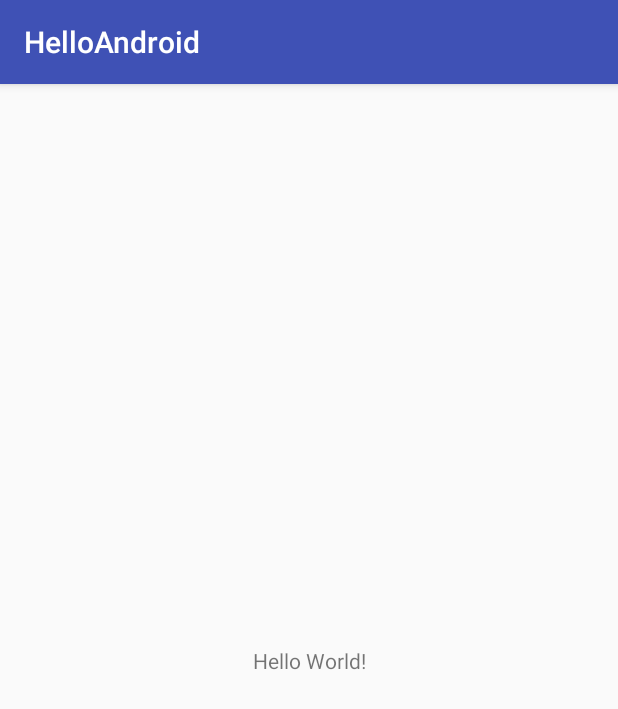
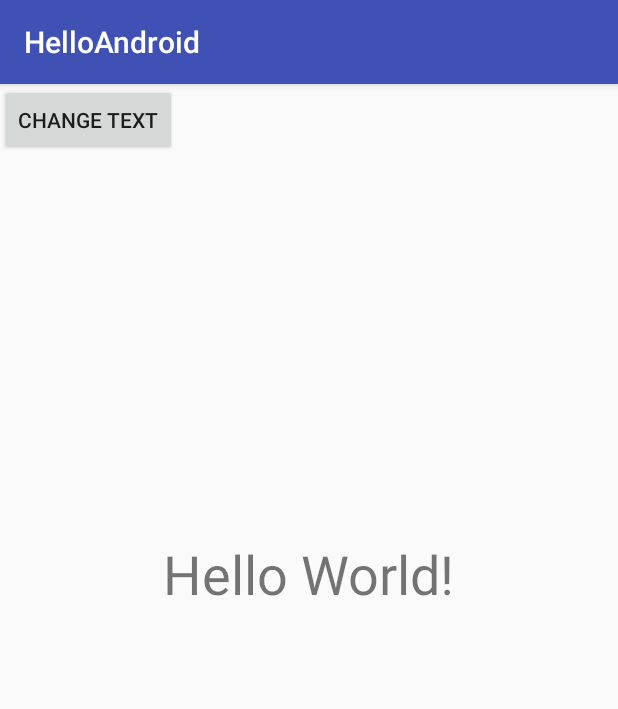
Before and after one commit to Julia0709/HelloAndroid, an Android app: the screen it shows after launch (MainActivity), on a phone screen of 412 x 824 dp. Shown: the top 709 px of the screen. Run offline under Robolectric (Android 15) with nearby library versions, the phone set to English and light mode, and no system bars.

Commit message:
Implement text change button

```diff
--- a/app/src/main/java/com/yuria_n/helloandroid/MainActivity.java
+++ b/app/src/main/java/com/yuria_n/helloandroid/MainActivity.java
@@ -2,6 +2,8 @@ package com.yuria_n.helloandroid;
 
 import android.support.v7.app.AppCompatActivity;
 import android.os.Bundle;
+import android.view.View;
+import android.widget.TextView;
 
 public class MainActivity extends AppCompatActivity {
 
@@ -10,4 +12,9 @@ public class MainActivity extends AppCompatActivity {
         super.onCreate(savedInstanceState);
         setContentView(R.layout.activity_main);
     }
+
+    public void changeLabel(View view) {
+        TextView tv = (TextView)findViewById(R.id.changeText);
+        tv.setText("Hello Android!");
+    }
 }
--- a/app/src/main/res/layout/activity_main.xml
+++ b/app/src/main/res/layout/activity_main.xml
@@ -7,12 +7,24 @@
     tools:context="com.yuria_n.helloandroid.MainActivity">
 
     <TextView
+        android:id="@+id/changeText"
         android:layout_width="wrap_content"
         android:layout_height="wrap_content"
         android:text="Hello World!"
+        android:textSize="36sp"
         app:layout_constraintBottom_toBottomOf="parent"
         app:layout_constraintLeft_toLeftOf="parent"
         app:layout_constraintRight_toRightOf="parent"
-        app:layout_constraintTop_toTopOf="parent" />
+        app:layout_constraintTop_toTopOf="parent"
+        app:layout_constraintVertical_bias="0.42" />
+
+    <Button
+        android:id="@+id/changeTextButton"
+        android:layout_width="wrap_content"
+        android:layout_height="wrap_content"
+        android:onClick="changeLabel"
+        android:text="Change Text"
+        tools:layout_editor_absoluteX="133dp"
+        tools:layout_editor_absoluteY="278dp" />
 
 </android.support.constraint.ConstraintLayout>
```
